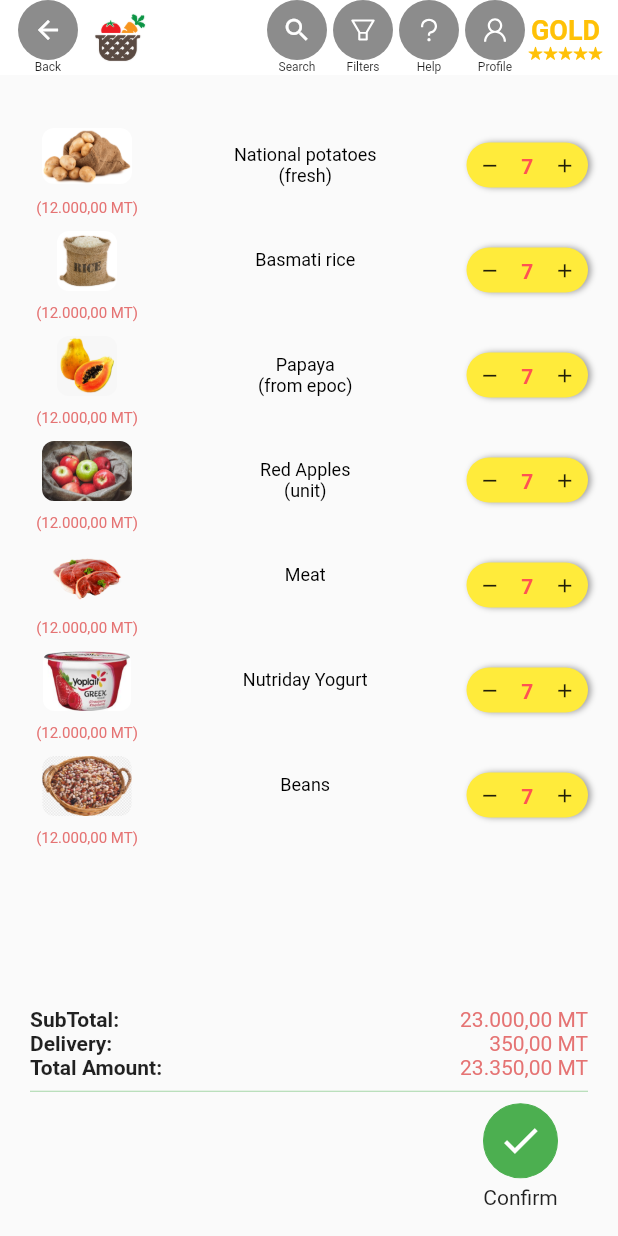
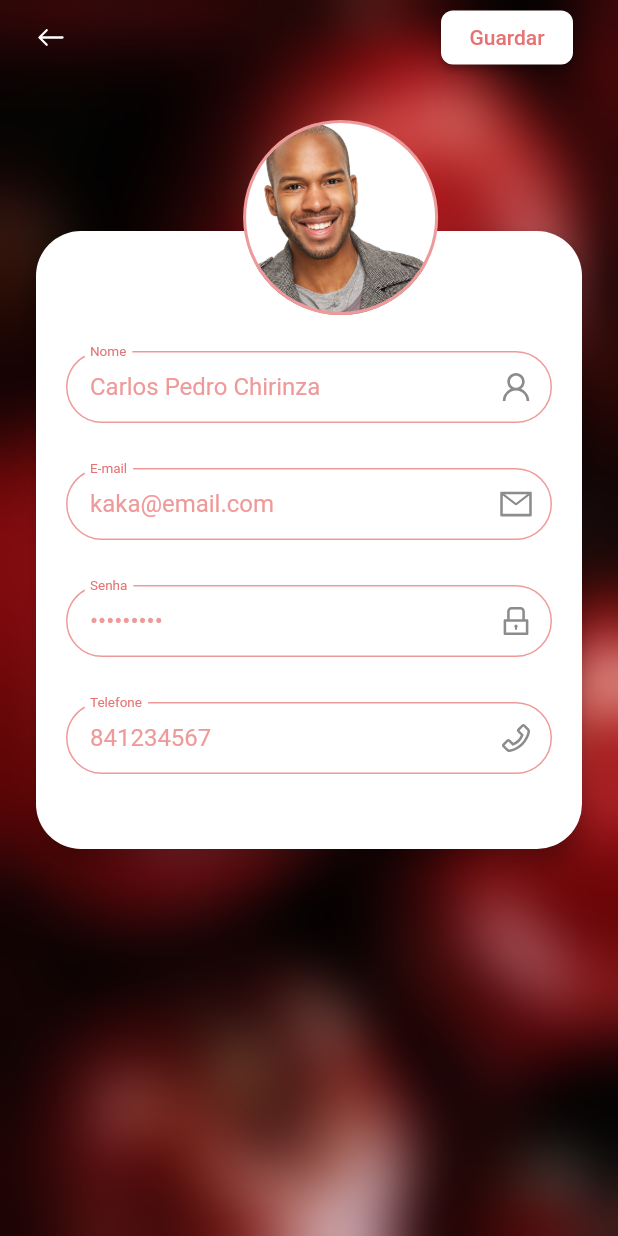
Before and after one commit to lad-ans/izy_shop, a Flutter app: the CartPage screen opened by its route, after a tap on "Profile", on a phone screen of 412 x 824 dp. Run offline on Flutter 3.47's test engine with Material 2 defaults, Android fonts, the light colour scheme and no system bars; our stand-ins replace flutter_icons, flutter_modular, font_awesome_flutter, mobx; generated files the repository leaves out were written again; Roboto replaces fonts that are missing (Poppins).

Commit message:
account page created

```diff
--- a/lib/app/app_module.dart
+++ b/lib/app/app_module.dart
@@ -3,6 +3,7 @@ import 'package:flutter_modular/flutter_modular.dart';
 import 'package:izy_shop/app/modules/auth/auth_module.dart';
 import 'package:izy_shop/app/modules/cart/cart_module.dart';
 import 'package:izy_shop/app/modules/checkout/checkout_module.dart';
+import 'package:izy_shop/app/modules/customer/customer_module.dart';
 import 'package:izy_shop/app/modules/store/store_module.dart';
 
 import 'app_controller.dart';
@@ -21,6 +22,7 @@ class AppModule extends MainModule {
         ModularRouter('/store', module: StoreModule()),
         ModularRouter('/cart', module: CartModule()),
         ModularRouter('/checkout', module: CheckoutModule()),
+        ModularRouter('/customer', module: CustomerModule()),
       ];
 
   @override
--- a/lib/app/app_widget.dart
+++ b/lib/app/app_widget.dart
@@ -9,7 +9,7 @@ class AppWidget extends StatelessWidget {
       navigatorKey: Modular.navigatorKey,
       title: 'Flutter Slidy',
       theme: ThemeData(
-        primarySwatch: Colors.blue,
+        primaryColor: Color(0xFFA5D6A7),
       ),
       initialRoute: '/',
       onGenerateRoute: Modular.generateRoute,
--- a/lib/app/core/configs/core_config.dart
+++ b/lib/app/core/configs/core_config.dart
@@ -1,5 +1,3 @@
-import 'dart:ffi';
-
 import 'package:flutter/services.dart';
 import 'package:flutter/widgets.dart';
 
@@ -12,7 +10,11 @@ double getHeight(BuildContext context) => MediaQuery.of(context).size.height;
 /// get statusbar
 double getStatusBar(BuildContext context) => MediaQuery.of(context).padding.top;
 
-/// set orientatio
+/// get orientation
+getDeviceOrientation(BuildContext context) =>
+    MediaQuery.of(context).orientation;
+
+/// set orientation
 Future<void> setAllOrientations() async {
   return await SystemChrome.setPreferredOrientations([
     DeviceOrientation.portraitUp,
--- a/lib/app/core/consts/img.dart
+++ b/lib/app/core/consts/img.dart
@@ -27,3 +27,6 @@ const String YOGURT = 'assets/images/shared/products/yogurt.jpeg';
 const String MEAT = 'assets/images/shared/products/meat.png';
 const String PAPAYA = 'assets/images/shared/products/papaya.png';
 const String POTATOES = 'assets/images/shared/products/potatoes.png';
+
+/// customer
+const String CUSTOMER = 'assets/images/shared/deliver.png';
--- /dev/null
+++ b/lib/app/core/presentation/widgets/custom_appbar.dart
@@ -0,0 +1,85 @@
+import 'package:flutter/material.dart';
+
+class CustomAppBar extends StatelessWidget {
+  final VoidCallback onPressed;
+  final IconData iconData;
+  final Color color;
+  final String title;
+  final Widget trailingWidget;
+  final bool showElevation;
+  final Color backgroundColor;
+  final Color titleColor;
+  const CustomAppBar({
+    Key key,
+    this.onPressed,
+    this.iconData,
+    this.color,
+    this.title,
+    this.trailingWidget,
+    this.showElevation = true,
+    this.backgroundColor,
+    this.titleColor,
+  }) : super(key: key);
+
+  @override
+  Widget build(BuildContext context) {
+    return _buildBody(context);
+  }
+
+  Widget _buildCustomLeading(
+      {IconData iconData, Color color, VoidCallback onPressed}) {
+    return IconButton(
+      icon: Icon(iconData, color: color, size: 30),
+      onPressed: onPressed,
+    );
+  }
+
+  Widget _buildCustomTitle(BuildContext context, String title) {
+    return Text(
+      title,
+      overflow: TextOverflow.ellipsis,
+      style: TextStyle(
+        color: titleColor ?? Theme.of(context).primaryColor,
+        fontSize: 16.0,
+        fontWeight: FontWeight.normal,
+      ),
+    );
+  }
+
+  Widget _buildCustomTrailing(Widget widget) {
+    return widget;
+  }
+
+  Container _buildBody(BuildContext context) {
+    return Container(
+      height: 50,
+      decoration: BoxDecoration(
+        color: backgroundColor ?? Theme.of(context).cardColor,
+        boxShadow: showElevation
+            ? [
+                BoxShadow(
+                  color: Colors.grey.withOpacity(0.5),
+                  spreadRadius: 0.3,
+                  blurRadius: 0.3,
+                  offset: Offset(0, 1),
+                ),
+              ]
+            : null,
+      ),
+      child: Padding(
+        padding: const EdgeInsets.symmetric(
+          horizontal: 10,
+        ),
+        child: Row(
+          children: <Widget>[
+            _buildCustomLeading(
+                color: color, iconData: iconData, onPressed: onPressed),
+            SizedBox(width: 20),
+            Expanded(child: _buildCustomTitle(context, title)),
+            _buildCustomTrailing(trailingWidget) ?? Text(''),
+          ],
+        ),
+      ),
+    );
+  }
+}
--- a/lib/app/modules/auth/presentation/widgets/rounded_button.dart
+++ b/lib/app/core/presentation/widgets/rounded_button.dart
@@ -1,6 +1,6 @@
 import 'package:flutter/material.dart';
 
-import 'custom_text.dart';
+import '../../../modules/auth/presentation/widgets/custom_text.dart';
 
 class RoundedButton extends StatelessWidget {
   final IconData icon;
@@ -54,7 +54,9 @@ class RoundedButton extends StatelessWidget {
                     ? Colors.white
                     : isGreenColor ? Colors.green : color ?? Colors.black45),
             child: Icon(icon,
-                color: isSelected || isGreenColor ? Colors.white : Colors.black,
+                color: isSelected
+                    ? Colors.black
+                    : isGreenColor ? Colors.white : Colors.black,
                 size: iconSize ?? 50),
           ),
         ),
--- a/lib/app/core/presentation/widgets/shopping_appbar.dart
+++ b/lib/app/core/presentation/widgets/shopping_appbar.dart
@@ -6,11 +6,11 @@ import '../../configs/core_config.dart';
 import '../../consts/img.dart';
 
 class ShoppingAppBar extends StatefulWidget {
-  final bool showNavText;
+  final bool fullAppBar;
   final bool isCartPage;
   const ShoppingAppBar({
     Key key,
-    this.showNavText = true,
+    this.fullAppBar = true,
     this.isCartPage = false,
   }) : super(key: key);
 
@@ -22,7 +22,7 @@ class _ShoppingAppBarState extends State<ShoppingAppBar> {
   @override
   Widget build(BuildContext context) {
     return Container(
-      height: !widget.showNavText ? 50.0 : 65,
+      height: !widget.fullAppBar ? 50.0 : 65,
       padding: EdgeInsets.symmetric(horizontal: 10.0),
       color: Colors.white,
       width: getWidth(context),
@@ -35,17 +35,34 @@ class _ShoppingAppBarState extends State<ShoppingAppBar> {
           _buildNavigatorLogo(),
           SizedBox(width: 2.0),
           Visibility(
-              visible: widget.showNavText,
+              visible: widget.fullAppBar,
               child:
-                  Image.asset(SPAR, height: widget.showNavText ? 30.0 : 55.0)),
+                  Image.asset(SPAR, height: widget.fullAppBar ? 30.0 : 55.0)),
+          SizedBox(width: 2.0),
+          Visibility(visible: widget.fullAppBar, child: _buildNavigationText()),
+          Expanded(child: SizedBox()),
+          Visibility(
+              visible: widget.fullAppBar,
+              child: _buildRoundedButton(Icons.search,
+                  label: 'Search', onTap: () {})),
           SizedBox(width: 2.0),
           Visibility(
-              visible: widget.showNavText, child: _buildNavigationText()),
-          Expanded(child: SizedBox()),
-          _buildRoundedButton(Icons.search, label: 'Search', onTap: () {}),
-          _buildRoundedButton(AntDesign.filter, label: 'Filters', onTap: () {}),
+              visible: widget.fullAppBar,
+              child: _buildRoundedButton(AntDesign.filter,
+                  label: 'Filters', onTap: () {})),
+          SizedBox(width: 2.0),
           _buildRoundedButton(AntDesign.question, label: 'Help', onTap: () {}),
-          _buildRoundedButton(AntDesign.user, label: 'Profile', onTap: () {}),
+          SizedBox(width: 2.0),
+          _buildRoundedButton(
+            AntDesign.user,
+            label: 'Profile',
+            onTap: () async {
+              setAllOrientations();
+              await Modular.to.pushNamed('/customer');
+              setLandscapeOrientation();
+            },
+          ),
+          SizedBox(width: 5.0),
           _buildGold()
         ],
       ),
@@ -57,7 +74,7 @@ class _ShoppingAppBarState extends State<ShoppingAppBar> {
         setAllOrientations();
         Modular.to.pushReplacementNamed('/home');
       },
-      child: Image.asset(LOGO, height: !widget.showNavText ? 45.0 : 55.0));
+      child: Image.asset(LOGO, height: !widget.fullAppBar ? 45.0 : 55.0));
 
   Widget _buildNavigationText() {
     return RichText(
@@ -92,7 +109,7 @@ class _ShoppingAppBarState extends State<ShoppingAppBar> {
           'gold'.toUpperCase(),
           style: TextStyle(
             color: Colors.amber,
-            fontSize: !widget.showNavText ? 18 : 25.0,
+            fontSize: !widget.fullAppBar ? 18 : 25.0,
             fontWeight: FontWeight.bold,
           ),
         ),
@@ -112,18 +129,18 @@ class _ShoppingAppBarState extends State<ShoppingAppBar> {
   Icon _buildStar() {
     return Icon(
       Ionicons.ios_star,
-      size: !widget.showNavText ? 10.0 : 14.0,
+      size: !widget.fullAppBar ? 10.0 : 14.0,
       color: Colors.amber,
     );
   }
 
   Widget _buildRoundedButtonLabel(String label) => Container(
-        width: !widget.showNavText ? 30.0 : 45,
+        width: !widget.fullAppBar ? 30.0 : 45,
         child: Text(
           label ?? '',
           textAlign: TextAlign.center,
           style: TextStyle(
-            fontSize: !widget.showNavText ? 8.0 : 12.0,
+            fontSize: !widget.fullAppBar ? 8.0 : 12.0,
           ),
         ),
       );
@@ -138,15 +155,14 @@ class _ShoppingAppBarState extends State<ShoppingAppBar> {
         child: Column(
           children: [
             Container(
-                height: !widget.showNavText ? 40.0 : 45.0,
-                width: !widget.showNavText ? 40.0 : 45.0,
+                height: !widget.fullAppBar ? 40.0 : 45.0,
+                width: !widget.fullAppBar ? 40.0 : 45.0,
                 decoration: BoxDecoration(
                     color: Colors.black45,
-                    borderRadius: BorderRadius.circular(
-                        widget.showNavText ? 30.0 : 45.0)),
+                    borderRadius:
+                        BorderRadius.circular(widget.fullAppBar ? 30.0 : 45.0)),
                 child: Icon(icon,
-                    size: !widget.showNavText ? 20 : 30.0,
-                    color: Colors.white)),
+                    size: !widget.fullAppBar ? 20 : 30.0, color: Colors.white)),
             _buildRoundedButtonLabel(label),
           ],
         ),
--- a/lib/app/modules/auth/presentation/pages/action_page.dart
+++ b/lib/app/modules/auth/presentation/pages/action_page.dart
@@ -5,7 +5,7 @@ import 'package:font_awesome_flutter/font_awesome_flutter.dart';
 
 import '../../../../core/configs/core_config.dart';
 import '../../../../core/consts/img.dart';
-import '../widgets/rounded_button.dart';
+import '../../../../core/presentation/widgets/rounded_button.dart';
 
 class ActionPage extends StatelessWidget {
   @override
@@ -39,6 +39,7 @@ class ActionPage extends StatelessWidget {
           mainAxisAlignment: MainAxisAlignment.spaceEvenly,
           children: [
             RoundedButton(
+
                 icon: Ionicons.ios_log_in,
                 text: 'Login',
                 isSelected: true,
--- a/lib/app/modules/auth/presentation/pages/login_page.dart
+++ b/lib/app/modules/auth/presentation/pages/login_page.dart
@@ -9,7 +9,7 @@ import '../../../../core/configs/core_config.dart';
 import '../../../../core/consts/img.dart';
 import '../widgets/custom_text.dart';
 import '../widgets/custom_textfield.dart';
-import '../widgets/rounded_button.dart';
+import '../../../../core/presentation/widgets/rounded_button.dart';
 
 class LoginPage extends StatelessWidget {
   @override
--- a/lib/app/modules/auth/presentation/pages/signup_page.dart
+++ b/lib/app/modules/auth/presentation/pages/signup_page.dart
@@ -8,7 +8,7 @@ import 'package:font_awesome_flutter/font_awesome_flutter.dart';
 import '../../../../core/configs/core_config.dart';
 import '../../../../core/consts/img.dart';
 import '../widgets/custom_textfield.dart';
-import '../widgets/rounded_button.dart';
+import '../../../../core/presentation/widgets/rounded_button.dart';
 
 class SignUpPage extends StatelessWidget {
   @override
--- a/lib/app/modules/cart/cart_page.dart
+++ b/lib/app/modules/cart/cart_page.dart
@@ -7,7 +7,7 @@ import '../../core/presentation/widgets/amount_checkout_row.dart';
 import '../../core/presentation/widgets/custom_statusbar.dart';
 import '../../core/presentation/widgets/shopping_appbar.dart';
 import '../auth/presentation/widgets/custom_text.dart';
-import '../auth/presentation/widgets/rounded_button.dart';
+import '../../core/presentation/widgets/rounded_button.dart';
 import '../product/presentation/widgets/item_tile.dart';
 import 'cart_controller.dart';
 
@@ -79,7 +79,7 @@ class _CartPageState extends ModularState<CartPage, CartController> {
           CustomStatusBar(color: Colors.white),
           Padding(
             padding: EdgeInsets.only(top: getStatusBar(context)),
-            child: ShoppingAppBar(showNavText: false, isCartPage: true),
+            child: ShoppingAppBar(fullAppBar: false, isCartPage: true),
           ),
         ],
       ),
--- a/lib/app/modules/checkout/checkout_page.dart
+++ b/lib/app/modules/checkout/checkout_page.dart
@@ -9,7 +9,7 @@ import '../../core/presentation/widgets/amount_checkout_row.dart';
 import '../../core/presentation/widgets/custom_statusbar.dart';
 import '../../core/presentation/widgets/shopping_appbar.dart';
 import '../auth/presentation/widgets/custom_text.dart';
-import '../auth/presentation/widgets/rounded_button.dart';
+import '../../core/presentation/widgets/rounded_button.dart';
 import '../product/presentation/widgets/item_tile.dart';
 import 'checkout_controller.dart';
 
@@ -83,7 +83,7 @@ class _CheckoutPageState
           CustomStatusBar(color: Colors.white),
           Padding(
             padding: EdgeInsets.only(top: getStatusBar(context)),
-            child: ShoppingAppBar(showNavText: false),
+            child: ShoppingAppBar(fullAppBar: false),
           ),
         ],
       ),
--- /dev/null
+++ b/lib/app/modules/customer/customer_controller.dart
@@ -0,0 +1,17 @@
+import 'package:mobx/mobx.dart';
+import 'package:flutter_modular/flutter_modular.dart';
+
+part 'customer_controller.g.dart';
+
+@Injectable()
+class CustomerController = _CustomerControllerBase with _$CustomerController;
+
+abstract class _CustomerControllerBase with Store {
+  @observable
+  int value = 0;
+
+  @action
+  void increment() {
+    value++;
+  }
+}
--- /dev/null
+++ b/lib/app/modules/customer/customer_module.dart
@@ -0,0 +1,20 @@
+import 'package:izy_shop/app/modules/customer/presentation/pages/account/account_page.dart';
+
+import 'customer_controller.dart';
+import 'package:flutter_modular/flutter_modular.dart';
+
+import 'customer_page.dart';
+
+class CustomerModule extends ChildModule {
+  @override
+  List<Bind> get binds => [
+        $CustomerController,
+      ];
+
+  @override
+  List<ModularRouter> get routers => [
+        ModularRouter(Modular.initialRoute, child: (_, args) => AccountPage()),
+      ];
+
+  static Inject get to => Inject<CustomerModule>.of();
+}
--- /dev/null
+++ b/lib/app/modules/customer/customer_page.dart
@@ -0,0 +1,28 @@
+import 'package:flutter/material.dart';
+import 'package:flutter_modular/flutter_modular.dart';
+import 'customer_controller.dart';
+
+class CustomerPage extends StatefulWidget {
+  final String title;
+  const CustomerPage({Key key, this.title = "Customer"}) : super(key: key);
+
+  @override
+  _CustomerPageState createState() => _CustomerPageState();
+}
+
+class _CustomerPageState
+    extends ModularState<CustomerPage, CustomerController> {
+  //use 'controller' variable to access controller
+
+  @override
+  Widget build(BuildContext context) {
+    return Scaffold(
+      appBar: AppBar(
+        title: Text(widget.title),
+      ),
+      body: Column(
+        children: <Widget>[],
+      ),
+    );
+  }
+}
--- /dev/null
+++ b/lib/app/modules/customer/presentation/pages/account/account_page.dart
@@ -0,0 +1,199 @@
+import 'dart:ui';
+
+import 'package:flutter/material.dart';
+import 'package:flutter_icons/flutter_icons.dart';
+import 'package:flutter_modular/flutter_modular.dart';
+import 'package:izy_shop/app/core/configs/core_config.dart';
+import 'package:izy_shop/app/core/consts/img.dart';
+import 'package:izy_shop/app/core/presentation/widgets/custom_appbar.dart';
+
+import '../../../customer_controller.dart';
+
+class AccountPage extends StatefulWidget {
+  final String title;
+  AccountPage({
+    Key key,
+    this.title = "Customer",
+  }) : super(key: key);
+
+  @override
+  _AccountPageState createState() => _AccountPageState();
+}
+
+class _AccountPageState extends ModularState<AccountPage, CustomerController> {
+  TextEditingController _nameController =
+      TextEditingController(text: 'Carlos Pedro Chirinza');
+  TextEditingController _emailController =
+      TextEditingController(text: 'kaka@email.com');
+  TextEditingController _passwordController =
+      TextEditingController(text: 'kaka12345');
+  TextEditingController _phoneController =
+      TextEditingController(text: '841234567');
+
+  Widget _buildTrailingWidget() {
+    return RaisedButton(
+      shape: RoundedRectangleBorder(
+        borderRadius: BorderRadius.circular(8.0),
+      ),
+      color: Theme.of(context).cardColor,
+      onPressed: () {},
+      child: Text(
+        'Guardar',
+        style: TextStyle(
+          color: Colors.red[300],
+        ),
+      ),
+    );
+  }
+
+  Widget _buildInputField(
+    String title,
+    IconData suffixIcon,
+    TextEditingController textController, {
+    bool isPassword = false,
+  }) {
+    return Container(
+      padding: EdgeInsets.fromLTRB(10, 10, 10, 20),
+      child: TextField(
+        controller: textController,
+        obscureText: isPassword,
+        style: TextStyle(
+            fontFamily: 'SofiaPro',
+            color: Colors.red[200],
+            fontWeight: FontWeight.normal),
+        decoration: InputDecoration(
+          labelText: title,
+          labelStyle: TextStyle(
+              fontFamily: 'Poppins', color: Colors.red[300], fontSize: 12),
+          suffixIcon: Icon(suffixIcon),
+          contentPadding: EdgeInsets.symmetric(horizontal: 16),
+          border: OutlineInputBorder(
+              borderSide: BorderSide(color: Colors.red[200]),
+              borderRadius: BorderRadius.circular(30.0)),
+          enabledBorder: OutlineInputBorder(
+            borderSide: BorderSide(color: Colors.red[200]),
+            borderRadius: BorderRadius.circular(30.0),
+          ),
+          focusedBorder: OutlineInputBorder(
+            borderSide: BorderSide(width: 0.5, color: Colors.red[200]),
+            borderRadius: BorderRadius.circular(30.0),
+          ),
+        ),
+      ),
+    );
+  }
+
+  _buildAvatarTile(BuildContext context) {
+    return Container(
+      width: 130,
+      height: 130,
+      decoration: BoxDecoration(
+        color: Theme.of(context).cardColor,
+        borderRadius: BorderRadius.circular(75.0),
+        border: Border.all(color: Colors.red[200], width: 2),
+        image: DecorationImage(
+          image: AssetImage(CUSTOMER),
+          fit: BoxFit.cover,
+        ),
+      ),
+      child: Visibility(
+        visible: false,
+        child: Center(
+          child: Text(
+            'c'.toUpperCase(),
+            style: TextStyle(
+              fontFamily: 'SofiaPro',
+              fontSize: 52,
+              fontWeight: FontWeight.bold,
+              color: Colors.red[300],
+            ),
+          ),
+        ),
+      ),
+    );
+  }
+
+  @override
+  Widget build(BuildContext context) {
+    return Scaffold(
+      body: _buildBody(context),
+    );
+  }
+
+  Widget _buildBody(BuildContext context) {
+    return Container(
+      height: getHeight(context),
+      decoration: BoxDecoration(
+          image: DecorationImage(
+              fit: BoxFit.fill, image: AssetImage(APPLE_WALLPAPER))),
+      child: BackdropFilter(
+        filter: ImageFilter.blur(sigmaX: 20.0, sigmaY: 20.0),
+        child: SingleChildScrollView(
+          child: Stack(
+            children: <Widget>[
+              Container(
+                  padding: const EdgeInsets.fromLTRB(20.0, 150.0, 20.0, 20.0),
+                  child: _buildStack(context)),
+              Padding(
+                padding: EdgeInsets.fromLTRB(0, getStatusBar(context), 20, 0),
+                child: CustomAppBar(
+                  backgroundColor: Colors.transparent,
+                  showElevation: false,
+                  iconData: Ionicons.ios_arrow_round_back,
+                  color: Colors.white,
+                  onPressed: () => Modular.to.pop(),
+                  title: ''.toUpperCase(),
+                  trailingWidget: _buildTrailingWidget(),
+                ),
+              ),
+            ],
+          ),
+        ),
+      ),
+    );
+  }
+
+  Stack _buildStack(BuildContext context) {
+    return Stack(
+      overflow: Overflow.visible,
+      children: [
+        LayoutBuilder(
+          builder: (context, constraints) {
+            return _buildCard();
+          },
+        ),
+        Positioned(
+          top: -70,
+          left: getDeviceOrientation(context) == Orientation.portrait
+              ? getHeight(context) / 5.8
+              : getWidth(context) / 2.6,
+          child: _buildAvatarTile(context),
+        ),
+      ],
+    );
+  }
+
+  Card _buildCard() {
+    return Card(
+      elevation: 6,
+      shape: RoundedRectangleBorder(
+        borderRadius: BorderRadius.circular(30.0),
+      ),
+      child: Container(
+        padding: EdgeInsets.symmetric(horizontal: 10.0, vertical: 30.0),
+        decoration: BoxDecoration(borderRadius: BorderRadius.circular(30.0)),
+        child: Column(
+          mainAxisAlignment: MainAxisAlignment.center,
+          children: <Widget>[
+            SizedBox(height: 40),
+            _buildInputField('Nome', AntDesign.user, _nameController),
+            _buildInputField('E-mail', AntDesign.mail, _emailController),
+            _buildInputField('Senha', AntDesign.lock, _passwordController,
+                isPassword: true),
+            _buildInputField('Telefone', AntDesign.phone, _phoneController),
+          ],
+        ),
+      ),
+    );
+  }
+}
--- a/lib/app/modules/home/presentation/pages/city_selection_page.dart
+++ b/lib/app/modules/home/presentation/pages/city_selection_page.dart
@@ -7,7 +7,7 @@ import 'package:font_awesome_flutter/font_awesome_flutter.dart';
 import '../../../../core/configs/core_config.dart';
 import '../../../../core/consts/img.dart';
 import '../../../auth/presentation/widgets/custom_textfield.dart';
-import '../../../auth/presentation/widgets/rounded_button.dart';
+import '../../../../core/presentation/widgets/rounded_button.dart';
 
 class CitySelectionPage extends StatelessWidget {
   @override
```
Also changed, not shown: lib/app/modules/customer/customer_controller.g.dart (added), 2 other files.
